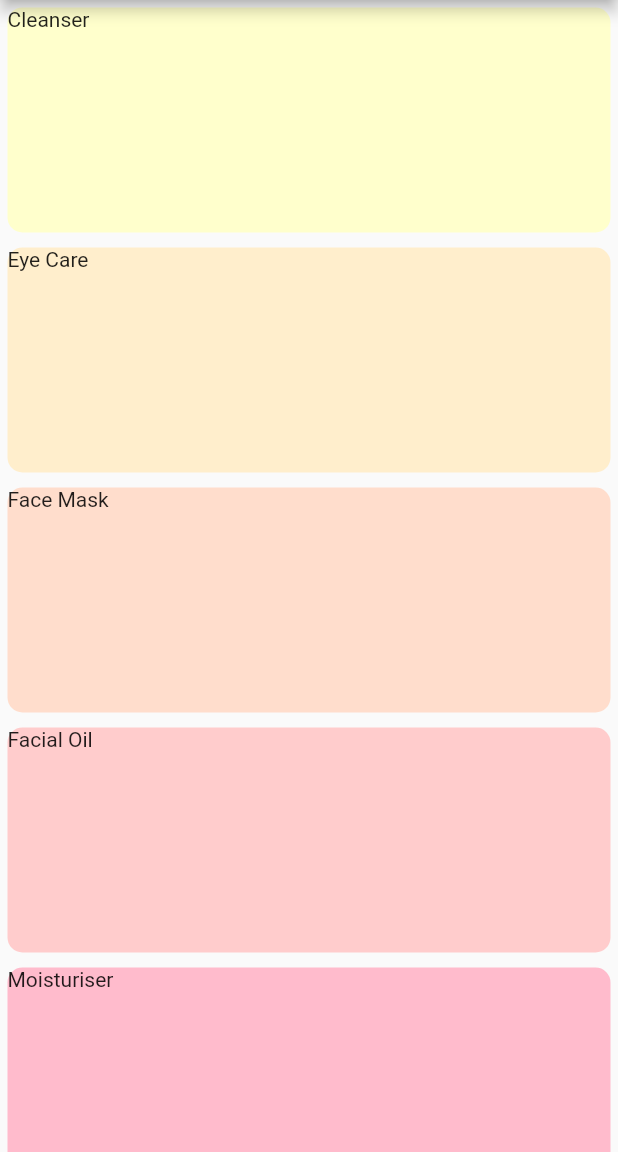
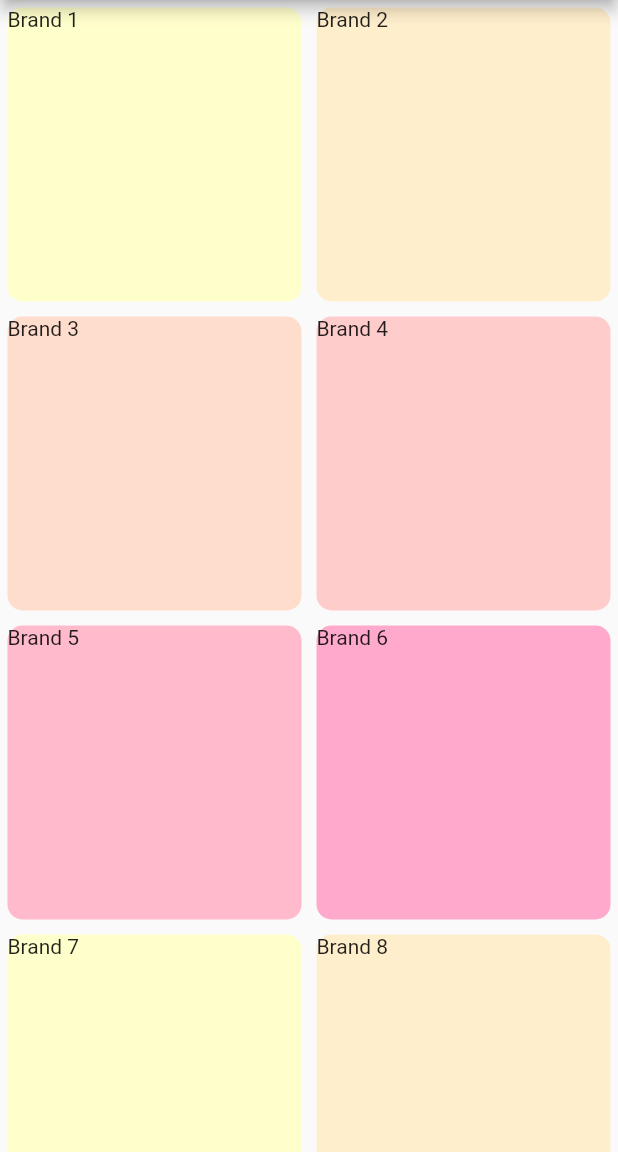
Before and after one commit to martinwjwilson/skincare_app, a Flutter app: the screen it shows after launch, on a phone screen of 412 x 824 dp, the part 84-1236 px from its top. Run offline on Flutter 3.47's test engine with Material 2 defaults, Android fonts, the phone set to English and light mode, and no system bars.

Commit message:
changed the layout of the home page into a gridview

```diff
--- a/lib/category.dart
+++ b/lib/category.dart
@@ -12,12 +12,18 @@ class Category {
 
 class CategoryHandler {
   List<Category> _categoryList = [
-    Category(categoryName: 'Cleanser', categoryColour: Color(0xFFFFFFCC)),
-    Category(categoryName: 'Eye Care', categoryColour: Color(0xFFFFEECC)),
-    Category(categoryName: 'Face Mask', categoryColour: Color(0xFFFFDDCC)),
-    Category(categoryName: 'Facial Oil', categoryColour: Color(0xFFFFCCCC)),
-    Category(categoryName: 'Moisturiser', categoryColour: Color(0xFFFFBBCC)),
-    Category(categoryName: 'Toner', categoryColour: Color(0xFFFFAACC))
+    Category(categoryName: 'Brand 1', categoryColour: Color(0xFFFFFFCC)),
+    Category(categoryName: 'Brand 2', categoryColour: Color(0xFFFFEECC)),
+    Category(categoryName: 'Brand 3', categoryColour: Color(0xFFFFDDCC)),
+    Category(categoryName: 'Brand 4', categoryColour: Color(0xFFFFCCCC)),
+    Category(categoryName: 'Brand 5', categoryColour: Color(0xFFFFBBCC)),
+    Category(categoryName: 'Brand 6', categoryColour: Color(0xFFFFAACC)),
+    Category(categoryName: 'Brand 7', categoryColour: Color(0xFFFFFFCC)),
+    Category(categoryName: 'Brand 8', categoryColour: Color(0xFFFFEECC)),
+    Category(categoryName: 'Brand 9', categoryColour: Color(0xFFFFDDCC)),
+    Category(categoryName: 'Brand 10', categoryColour: Color(0xFFFFCCCC)),
+    Category(categoryName: 'Brand 11', categoryColour: Color(0xFFFFBBCC)),
+    Category(categoryName: 'Brand 12', categoryColour: Color(0xFFFFAACC))
   ];
 
   String getCategoryName(i) {
--- a/lib/screens/category_list_page.dart
+++ b/lib/screens/category_list_page.dart
@@ -18,7 +18,9 @@ class _CategoryListPageState extends State<CategoryListPage> {
         backgroundColor: Color(0xFFE1BEE7),
         title: Center(child: Text('Skincare App')),
       ),
-      body: ListView.builder(
+      body: GridView.builder(
+        gridDelegate:
+            SliverGridDelegateWithFixedCrossAxisCount(crossAxisCount: 2),
         itemCount: CategoryHandler().getCategoryListLength(),
         itemBuilder: (BuildContext ctxt, int index) {
           return new SelectionListCard(
```
